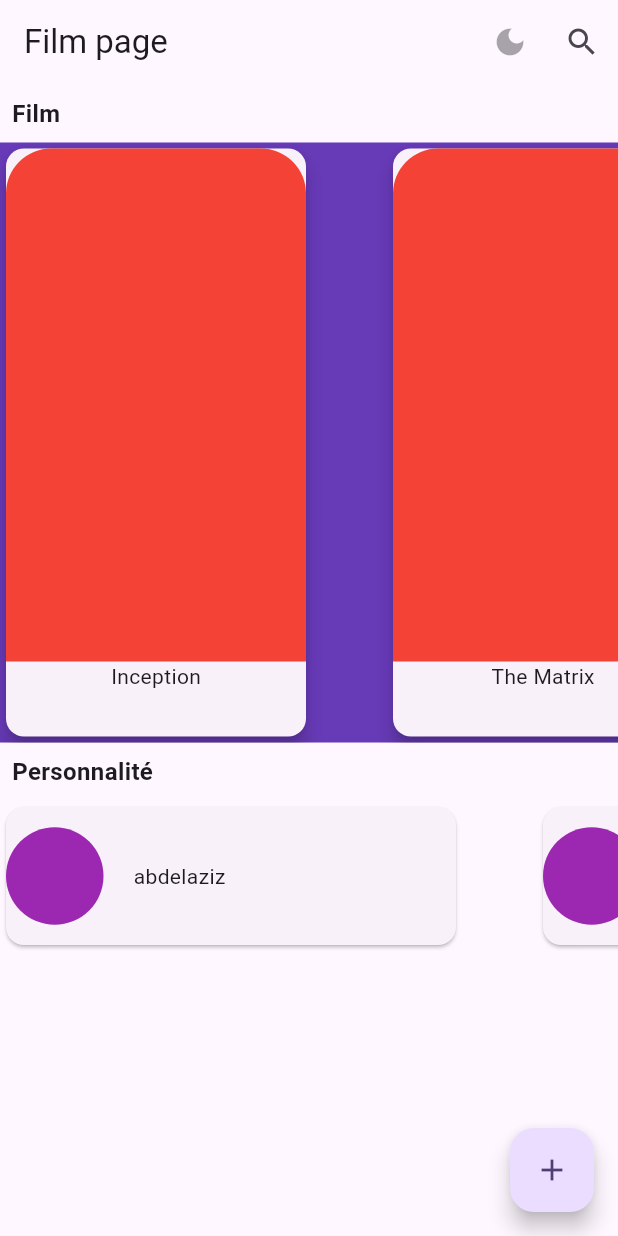
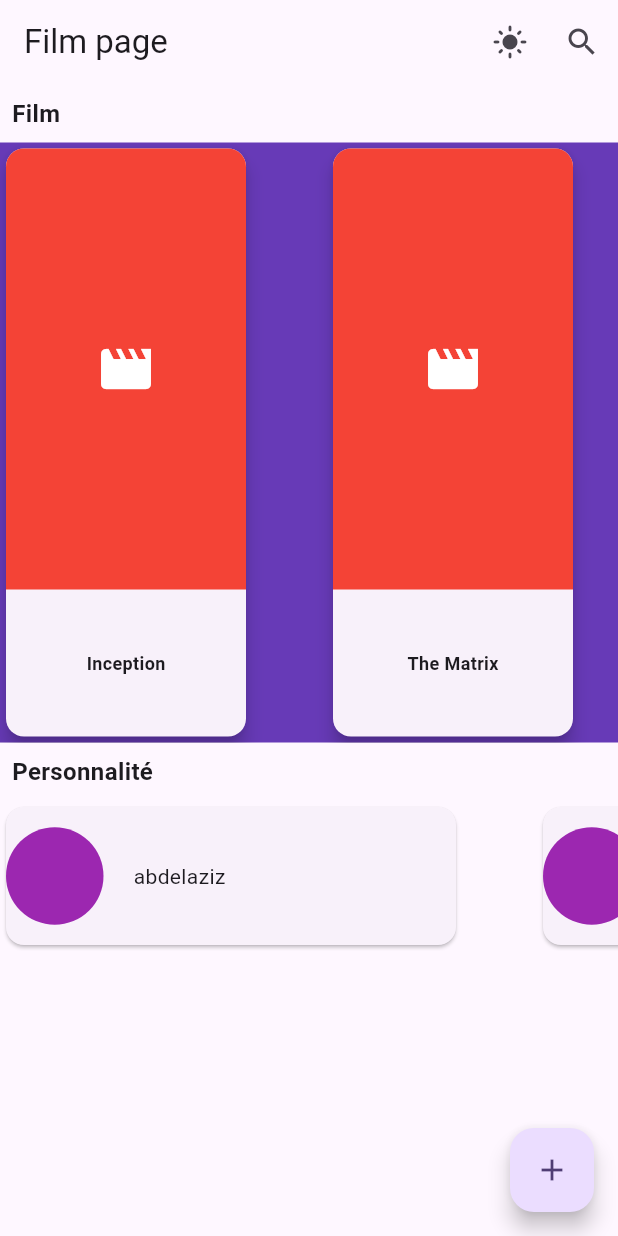
Before and after one commit to Don-SKRED/Projet-Flutter-App-multi--crans-avec-navigation, a Flutter app: the screen it shows after launch, on a phone screen of 412 x 824 dp. Run offline on Flutter 3.47's test engine with Material 3 defaults, Android fonts, the phone set to English and light mode, and no system bars; our stand-ins replace go_router; statements that could not run were skipped.

Commit message:
mode sombre

```diff
--- a/lib/features/film/presentation/widget/card_film_widget.dart
+++ b/lib/features/film/presentation/widget/card_film_widget.dart
@@ -1,5 +1,6 @@
 import 'package:flutter/material.dart';
 import 'package:multi_screen_app_with_navigation/features/film/domain/film_model.dart';
+import 'package:multi_screen_app_with_navigation/shared/utils/responsive.dart';
 
 class CardFilmWidget extends StatelessWidget {
   final Film film;
@@ -7,25 +8,60 @@ class CardFilmWidget extends StatelessWidget {
 
   @override
   Widget build(BuildContext context) {
+    final cardWidth = context.filmCardWidth;
+    final cardHeight = context.filmCardHeight;
+
     return Card(
       elevation: 5,
+      shape: RoundedRectangleBorder(borderRadius: BorderRadius.circular(12)),
+      child: SizedBox(
+        width: cardWidth,
+        height: cardHeight,
         child: Column(
+          crossAxisAlignment: CrossAxisAlignment.stretch,
           children: [
+            // Image/Placeholder
             Expanded(
+              flex: 3,
               child: Container(
-              height: 200,
-              width: 200,
                 decoration: BoxDecoration(
                   color: Colors.red,
-                borderRadius: BorderRadius.only(
-                  topLeft: Radius.circular(30),
-                  topRight: Radius.circular(30),
+                  borderRadius: const BorderRadius.only(
+                    topLeft: Radius.circular(12),
+                    topRight: Radius.circular(12),
+                  ),
+                ),
+                child: const Icon(Icons.movie, color: Colors.white, size: 40),
+              ),
+            ),
+            // Titre du film
+            Expanded(
+              flex: 1,
+              child: Padding(
+                padding: EdgeInsets.all(context.paddingH),
+                child: Column(
+                  mainAxisAlignment: MainAxisAlignment.center,
+                  crossAxisAlignment: CrossAxisAlignment.start,
+                  children: [
+                    Flexible(
+                      child: Center(
+                        child: Text(
+                          film.title,
+                          maxLines: 2,
+                          overflow: TextOverflow.ellipsis,
+                          style: TextStyle(
+                            fontSize: 12,
+                            fontWeight: FontWeight.bold,
                           ),
                         ),
                       ),
                     ),
-          SizedBox(height: 50, child: Text(film.title)),
                   ],
+                ),
+              ),
+            ),
+          ],
+        ),
       ),
     );
   }
--- a/lib/main.dart
+++ b/lib/main.dart
@@ -1,8 +1,11 @@
 import 'package:flutter/material.dart';
 import 'package:multi_screen_app_with_navigation/routing/routes.dart';
-import 'package:multi_screen_app_with_navigation/shared/services/theme_provider.dart';
+import 'package:multi_screen_app_with_navigation/shared/utils/theme_provider.dart';
 
-void main() {
+void main() async {
+  WidgetsFlutterBinding.ensureInitialized();
+  await themeProvider.currentMode(); // chargement AVANT le premier affichage
+
   runApp(const MyApp());
 }
 
@@ -19,6 +22,9 @@ class MyApp extends StatelessWidget {
     //   ),
     //   home: const MyHomePage(title: 'Flutter Demo Home Page'),
     // );
+    return ListenableBuilder(
+      listenable: themeProvider,
+      builder: (context, child) {
         return MaterialApp.router(
           theme: ThemeData(
             useMaterial3: true,
@@ -31,10 +37,14 @@ class MyApp extends StatelessWidget {
             colorSchemeSeed: Colors.deepPurple,
             brightness: Brightness.dark,
           ),
-      themeMode: ThemeProvider().themeMode, // lequel des deux utiliser
+          themeMode: themeProvider.isDarkMode
+              ? ThemeMode.dark
+              : ThemeMode.light, // lequel des deux utiliser
 
           routerConfig: appRouter,
           title: 'Flutter Demo',
         );
+      },
+    );
   }
 }
--- a/lib/shared/screens/homepage.dart
+++ b/lib/shared/screens/homepage.dart
@@ -7,7 +7,7 @@ import 'package:multi_screen_app_with_navigation/features/film/presentation/widg
 import 'package:multi_screen_app_with_navigation/features/person/application/service/person_service.dart';
 import 'package:multi_screen_app_with_navigation/features/person/domain/person_model.dart';
 import 'package:multi_screen_app_with_navigation/features/person/presentation/widgets/card_person_widget.dart';
-import 'package:multi_screen_app_with_navigation/shared/services/theme_provider.dart';
+import 'package:multi_screen_app_with_navigation/shared/utils/theme_provider.dart';
 
 class Homepage extends StatefulWidget {
   const Homepage({super.key});
@@ -27,15 +27,13 @@ class _HomepageState extends State<Homepage> {
   late Future<List<Person>> _personsFuture;
   List<Film> listFilm = [];
   List<Person> listPerson = [];
-  ThemeProvider themeProvider = ThemeProvider();
+
   @override
   void initState() {
     super.initState();
     _filmsFuture = filmService.readFile();
     _personsFuture = personService.readFile();
     _loadData();
-
-    ThemeProvider().readFile();
   }
 
   @override
@@ -71,7 +69,20 @@ class _HomepageState extends State<Homepage> {
       appBar: AppBar(
         title: Text(titleAppBar),
         actions: [
-          IconButton(onPressed: null, icon: Icon(Icons.dark_mode)),
+          ListenableBuilder(
+            listenable: themeProvider, // l'objet entier, pas un champ précis
+            builder: (context, child) {
+              // Ici, PAS de "value" fourni automatiquement — on relit nous-mêmes :
+              return IconButton(
+                onPressed: () {
+                  themeProvider.changeMode(!themeProvider.isDarkMode);
+                },
+                icon: Icon(
+                  themeProvider.isDarkMode ? Icons.dark_mode : Icons.light_mode,
+                ),
+              );
+            },
+          ),
           IconButton(
             onPressed: () {
               showSearch(
```
Also changed, not shown: lib/shared/services/preference_service.dart (renamed from lib/shared/services/theme_provider.dart, +4 -14 lines), lib/shared/utils/responsive.dart (added, +87 -0 lines), lib/shared/utils/theme_provider.dart (added, +31 -0 lines). Lines whose indentation alone changed are shown as unchanged.
